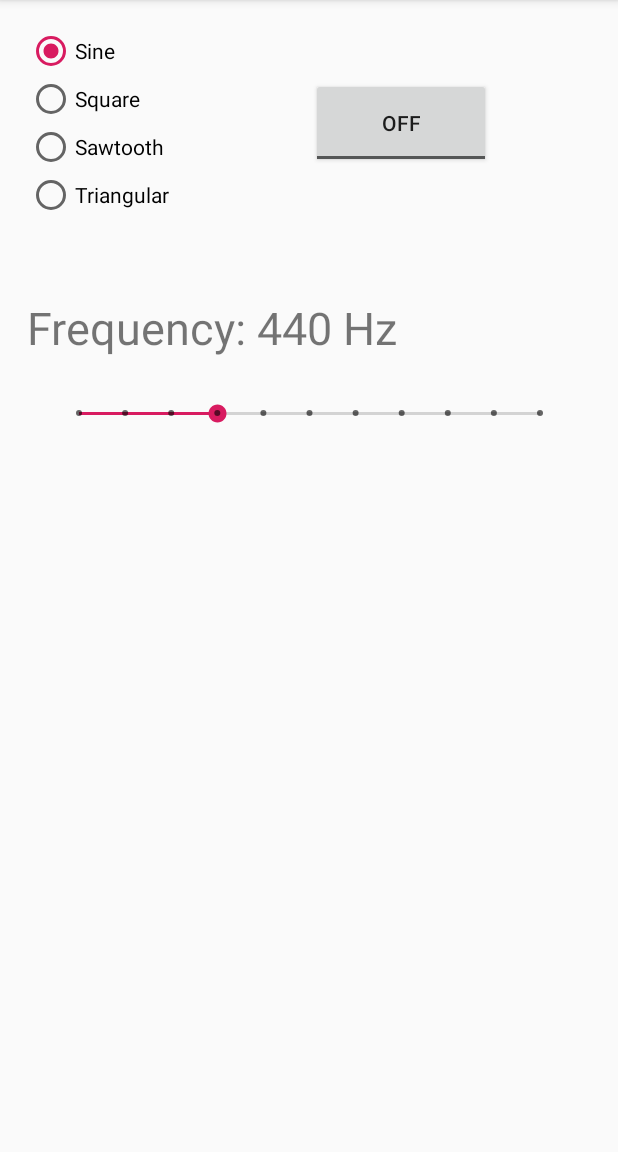
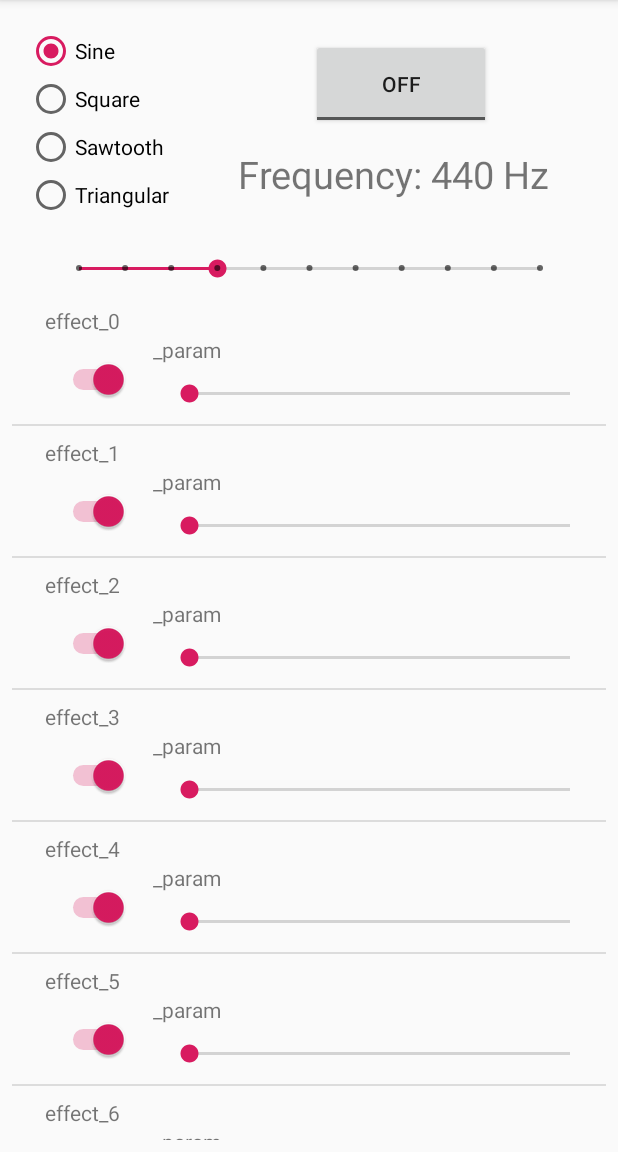
Before and after one commit to denizoncoding/Denizon-Audio-Lab, an Android app: the screen it shows after launch (MainActivity), on a phone screen of 412 x 824 dp, the part 84-1236 px from its top. Run offline under Robolectric (Android 15) with nearby library versions, the phone set to English and light mode, and no system bars; 1 statement that could not run was skipped.

Commit message:
list view mode in ui

```diff
--- a/app/src/main/java/com/denizoncoding/denizonaudiolab/MainActivity.java
+++ b/app/src/main/java/com/denizoncoding/denizonaudiolab/MainActivity.java
@@ -1,13 +1,22 @@
 package com.denizoncoding.denizonaudiolab;
 
+import android.os.Debug;
 import android.support.v7.app.AppCompatActivity;
 import android.os.Bundle;
+import android.util.Log;
 import android.view.View;
 import android.widget.CompoundButton;
+import android.widget.ListView;
 import android.widget.RadioButton;
 import android.widget.SeekBar;
 import android.widget.Toast;
 import android.widget.ToggleButton;
+
+import com.denizoncoding.denizonaudiolab.structure.DenizonEffect;
+import com.denizoncoding.denizonaudiolab.structure.DenizonEffectParameter;
+import com.denizoncoding.denizonaudiolab.ui.EffectListArrayAdapter;
+
+import java.util.LinkedList;
 
 public class MainActivity extends AppCompatActivity implements View.OnClickListener, CompoundButton.OnCheckedChangeListener, SeekBar.OnSeekBarChangeListener {
 
@@ -24,6 +33,8 @@ public class MainActivity extends AppCompatActivity implements View.OnClickListe
 
     private SeekBar seekBarFrequency;
 
+    private ListView listViewEffects;
+
     @Override
     protected void onCreate(Bundle savedInstanceState) {
         super.onCreate(savedInstanceState);
@@ -33,7 +44,25 @@ public class MainActivity extends AppCompatActivity implements View.OnClickListe
 
         setUIListeners();
 
+        setListView();
+
         radioButtonSine.setChecked(true);
+    }
+
+    private void setListView() {
+
+
+        LinkedList<DenizonEffectParameter> paramList = new LinkedList<>();
+        paramList.add(new DenizonEffectParameter("param_name", 0, 100, 50));
+
+        LinkedList<DenizonEffect> effectList = new LinkedList<>();
+        for (int i = 0; i < 7; i++) {
+            effectList.add(new DenizonEffect("effect_" + i, true, paramList));
+        }
+
+        EffectListArrayAdapter effectListArrayAdapter = new EffectListArrayAdapter(this, effectList);
+
+        listViewEffects.setAdapter(effectListArrayAdapter);
     }
 
     private void createUIElements() {
@@ -47,6 +76,7 @@ public class MainActivity extends AppCompatActivity implements View.OnClickListe
 
         this.seekBarFrequency = findViewById(R.id.seekBarFrequency);
 
+        this.listViewEffects = findViewById(R.id.listViewEffects);
     }
 
     private void setUIListeners() {
--- /dev/null
+++ b/app/src/main/java/com/denizoncoding/denizonaudiolab/structure/DenizonEffect.java
@@ -0,0 +1,41 @@
+package com.denizoncoding.denizonaudiolab.structure;
+
+import java.util.LinkedList;
+
+public class DenizonEffect {
+
+    String name;
+    boolean isOn;
+    LinkedList<DenizonEffectParameter> parameters = new LinkedList<>();
+
+    public DenizonEffect(String name, boolean isOn, LinkedList<DenizonEffectParameter> effects) {
+        this.name = name;
+        this.isOn = isOn;
+        this.parameters = effects;
+    }
+
+    public String getName() {
+        return name;
+    }
+
+    public void setName(String name) {
+        this.name = name;
+    }
+
+    public boolean isOn() {
+        return isOn;
+    }
+
+    public void setOn(boolean on) {
+        isOn = on;
+    }
+
+    public LinkedList<DenizonEffectParameter> getParameters() {
+        return parameters;
+    }
+
+    public void setParameters(LinkedList<DenizonEffectParameter> parameters) {
+        this.parameters = parameters;
+    }
+
+}
--- /dev/null
+++ b/app/src/main/java/com/denizoncoding/denizonaudiolab/structure/DenizonEffectParameter.java
@@ -0,0 +1,37 @@
+package com.denizoncoding.denizonaudiolab.structure;
+
+public class DenizonEffectParameter {
+
+    String name;
+    int min;
+    int max;
+    int value;
+
+    public DenizonEffectParameter(String name, int min, int max, int value) {
+
+        this.name = name;
+        this.min = min;
+        this.max = max;
+        this.value = value;
+    }
+
+    public String getName() {
+        return name;
+    }
+
+    public int getMin() {
+        return min;
+    }
+
+    public int getMax() {
+        return max;
+    }
+
+    public int getValue() {
+        return value;
+    }
+
+    public void setValue(int value) {
+        this.value = value;
+    }
+}
--- /dev/null
+++ b/app/src/main/java/com/denizoncoding/denizonaudiolab/ui/EffectListArrayAdapter.java
@@ -0,0 +1,123 @@
+package com.denizoncoding.denizonaudiolab.ui;
+
+import android.content.Context;
+import android.database.DataSetObserver;
+import android.util.Log;
+import android.view.LayoutInflater;
+import android.view.View;
+import android.view.ViewGroup;
+import android.widget.CompoundButton;
+import android.widget.ListAdapter;
+import android.widget.SeekBar;
+import android.widget.Switch;
+import android.widget.TextView;
+import android.widget.Toast;
+
+import com.denizoncoding.denizonaudiolab.R;
+import com.denizoncoding.denizonaudiolab.structure.DenizonEffect;
+
+import java.util.LinkedList;
+
+public class EffectListArrayAdapter implements ListAdapter {
+
+    LinkedList<DenizonEffect> effectList;
+    Context context;
+
+    public EffectListArrayAdapter(Context context, LinkedList<DenizonEffect> effectList) {
+
+        this.context = context;
+        this.effectList = effectList;
+    }
+
+
+    @Override
+    public View getView(int position, View convertView, ViewGroup parent) {
+
+        DenizonEffect effect = effectList.get(position);
+
+        return processView(convertView, effect);
+    }
+
+    private View processView(View convertView, DenizonEffect subjectData) {
+
+//        LayoutInflater inflater = (LayoutInflater) context.getSystemService(Context.LAYOUT_INFLATER_SERVICE);
+//        View rowView = inflater.inflate(R.layout.list_view_item_effects, null, true);
+
+        Log.e("hey", "the funciton");
+        if (convertView == null) {
+            LayoutInflater layoutInflater = LayoutInflater.from(context);
+            convertView = layoutInflater.inflate(R.layout.list_view_item_effects, null);
+            final Switch switchOnOff = convertView.findViewById(R.id.switchOnOff);
+            TextView effectGroupName = convertView.findViewById(R.id.textViewName);
+            SeekBar testSeekBar = convertView.findViewById(R.id.seekBarTest);
+            TextView testParam = convertView.findViewById(R.id.textViewTestParam);
+
+            switchOnOff.setChecked(subjectData.isOn());
+            effectGroupName.setText(subjectData.getName());
+            switchOnOff.setOnCheckedChangeListener(new CompoundButton.OnCheckedChangeListener() {
+                @Override
+                public void onCheckedChanged(CompoundButton buttonView, boolean isChecked) {
+
+                    Toast.makeText(context, "" + switchOnOff.isChecked(), Toast.LENGTH_SHORT).show();
+                }
+            });
+
+        }
+        return convertView;
+    }
+
+    @Override
+    public boolean areAllItemsEnabled() {
+        return true;
+    }
+
+    @Override
+    public boolean isEnabled(int position) {
+        return true;
+    }
+
+    @Override
+    public void registerDataSetObserver(DataSetObserver observer) {
+
+    }
+
+    @Override
+    public void unregisterDataSetObserver(DataSetObserver observer) {
+
+    }
+
+    @Override
+    public int getCount() {
+        return effectList.size();
+    }
+
+    @Override
+    public Object getItem(int position) {
+        return effectList.get(position);
+    }
+
+    @Override
+    public long getItemId(int position) {
+        return 0;
+    }
+
+    @Override
+    public boolean hasStableIds() {
+        return false;
+    }
+
+    @Override
+    public int getItemViewType(int position) {
+        return 0;
+    }
+
+    @Override
+    public int getViewTypeCount() {
+        return 1;
+    }
+
+    @Override
+    public boolean isEmpty() {
+        return effectList.isEmpty();
+    }
+}
--- /dev/null
+++ b/app/src/main/java/com/denizoncoding/denizonaudiolab/ui/EffectsListView.java
@@ -0,0 +1,12 @@
+package com.denizoncoding.denizonaudiolab.ui;
+
+import android.content.Context;
+import android.widget.ListView;
+
+public class EffectsListView extends ListView {
+
+    public EffectsListView(Context context) {
+        super(context);
+    }
+
+}
--- a/app/src/main/res/layout/activity_main.xml
+++ b/app/src/main/res/layout/activity_main.xml
@@ -48,12 +48,16 @@
         android:id="@+id/textViewFrequency"
         android:layout_width="wrap_content"
         android:layout_height="wrap_content"
-        android:layout_marginStart="18dp"
-        android:layout_marginTop="52dp"
-        android:textSize="30sp"
-        app:layout_constraintStart_toStartOf="parent"
-        app:layout_constraintTop_toBottomOf="@+id/radioGroup"
-        android:text="@string/ferquency_init"/>
+        android:layout_marginStart="8dp"
+        android:layout_marginTop="8dp"
+        android:layout_marginEnd="8dp"
+        android:layout_marginBottom="8dp"
+        android:text="@string/ferquency_init"
+        android:textSize="25sp"
+        app:layout_constraintBottom_toBottomOf="@+id/radioGroup"
+        app:layout_constraintEnd_toEndOf="parent"
+        app:layout_constraintStart_toEndOf="@+id/radioGroup"
+        app:layout_constraintTop_toBottomOf="@+id/toggleOnOffButton" />
 
     <SeekBar
         android:id="@+id/seekBarFrequency"
@@ -61,26 +65,39 @@
         android:layout_width="339dp"
         android:layout_height="0dp"
         android:layout_marginStart="8dp"
-        android:layout_marginTop="28dp"
+        android:layout_marginTop="24dp"
         android:layout_marginEnd="8dp"
         android:max="10"
         android:progress="3"
         app:layout_constraintEnd_toEndOf="parent"
         app:layout_constraintStart_toStartOf="parent"
-        app:layout_constraintTop_toBottomOf="@+id/textViewFrequency" />
+        app:layout_constraintTop_toBottomOf="@+id/radioGroup" />
 
     <ToggleButton
         android:id="@+id/toggleOnOffButton"
         android:layout_width="120dp"
         android:layout_height="60dp"
         android:layout_marginStart="8dp"
-        android:layout_marginTop="52dp"
+        android:layout_marginTop="8dp"
         android:layout_marginEnd="8dp"
+        android:textOff="@string/off"
         android:textOn="@string/on"
-        android:textOff="@string/off"
         app:layout_constraintEnd_toEndOf="parent"
         app:layout_constraintHorizontal_bias="0.527"
         app:layout_constraintStart_toEndOf="@+id/radioGroup"
-        app:layout_constraintTop_toTopOf="parent" />
+        app:layout_constraintTop_toTopOf="@+id/radioGroup" />
+
+    <ListView
+        android:id="@+id/listViewEffects"
+        android:layout_width="0dp"
+        android:layout_height="0dp"
+        android:layout_marginStart="8dp"
+        android:layout_marginTop="8dp"
+        android:layout_marginEnd="8dp"
+        android:layout_marginBottom="8dp"
+        app:layout_constraintBottom_toBottomOf="parent"
+        app:layout_constraintEnd_toEndOf="parent"
+        app:layout_constraintStart_toStartOf="parent"
+        app:layout_constraintTop_toBottomOf="@+id/seekBarFrequency" />
 
 </android.support.constraint.ConstraintLayout>
--- /dev/null
+++ b/app/src/main/res/layout/list_view_item_effects.xml
@@ -0,0 +1,61 @@
+<?xml version="1.0" encoding="utf-8"?>
+<android.support.constraint.ConstraintLayout xmlns:android="http://schemas.android.com/apk/res/android"
+    xmlns:app="http://schemas.android.com/apk/res-auto"
+    xmlns:tools="http://schemas.android.com/tools"
+    android:layout_width="match_parent"
+    android:layout_height="wrap_content">
+
+
+    <Switch
+        android:id="@+id/switchOnOff"
+        android:layout_width="70dp"
+        android:layout_height="wrap_content"
+        android:layout_marginStart="8dp"
+        android:layout_marginTop="8dp"
+        android:layout_marginBottom="8dp"
+        android:checked="false"
+        android:textAlignment="textStart"
+        android:textOff="@string/off"
+        android:textOn="@string/on"
+        app:layout_constraintBottom_toBottomOf="parent"
+        app:layout_constraintStart_toStartOf="parent"
+        app:layout_constraintTop_toBottomOf="@+id/textViewName"
+        tools:checked="false" />
+
+    <TextView
+        android:id="@+id/textViewName"
+        android:layout_width="wrap_content"
+        android:layout_height="wrap_content"
+        android:layout_marginStart="8dp"
+        android:layout_marginTop="8dp"
+        android:text="@string/name"
+        app:layout_constraintEnd_toEndOf="@+id/switchOnOff"
+        app:layout_constraintStart_toStartOf="@+id/switchOnOff"
+        app:layout_constraintTop_toTopOf="parent" />
+
+    <SeekBar
+        android:id="@+id/seekBarTest"
+        android:layout_width="0dp"
+        android:layout_height="24dp"
+        android:layout_marginStart="24dp"
+        android:layout_marginTop="8dp"
+        android:layout_marginEnd="8dp"
+        android:layout_marginBottom="8dp"
+        app:layout_constraintBottom_toBottomOf="parent"
+        app:layout_constraintEnd_toEndOf="parent"
+        app:layout_constraintStart_toEndOf="@+id/switchOnOff"
+        app:layout_constraintTop_toBottomOf="@+id/textViewTestParam" />
+
+    <TextView
+        android:id="@+id/textViewTestParam"
+        android:layout_width="wrap_content"
+        android:layout_height="wrap_content"
+        android:layout_marginStart="16dp"
+        android:layout_marginEnd="8dp"
+        android:text="@string/param"
+        app:layout_constraintEnd_toEndOf="parent"
+        app:layout_constraintHorizontal_bias="0.0"
+        app:layout_constraintStart_toEndOf="@+id/switchOnOff"
+        app:layout_constraintTop_toBottomOf="@+id/textViewName" />
+
+</android.support.constraint.ConstraintLayout>
--- a/app/src/main/res/values/strings.xml
+++ b/app/src/main/res/values/strings.xml
@@ -3,6 +3,8 @@
 
     <string name="on">On</string>
     <string name="off">Off</string>
+    <string name="name">_name</string>
+    <string name="param">_param</string>
 
     <string name="wave_type_sine">Sine</string>
     <string name="wave_type_square">Square</string>
--- a/app/src/main/res/values/styles.xml
+++ b/app/src/main/res/values/styles.xml
@@ -7,7 +7,6 @@
         <item name="colorPrimaryDark">@color/colorPrimaryDark</item>
         <item name="colorAccent">@color/colorAccent</item>
 
-        <item name="android:windowNoDisplay">true</item>
         <item name="android:windowNoTitle">true</item>
         <item name="android:windowActionBar">false</item>
         <item name="android:windowFullscreen">true</item>
```
